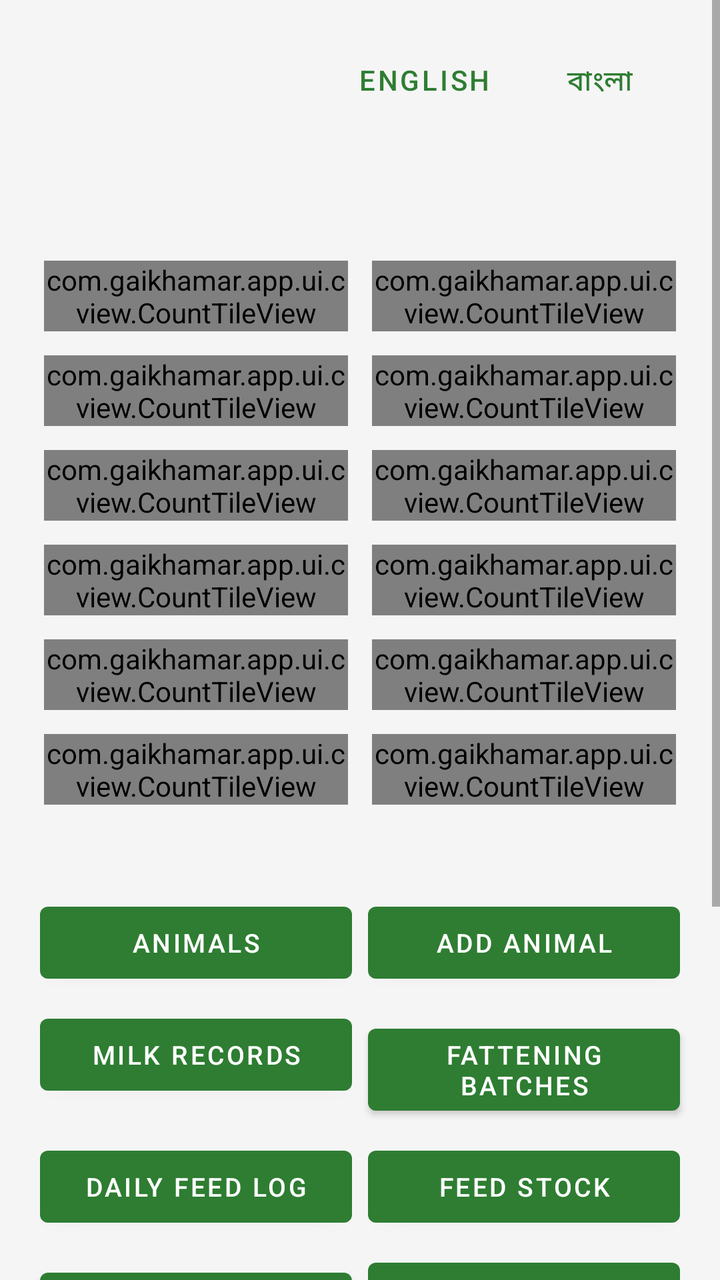
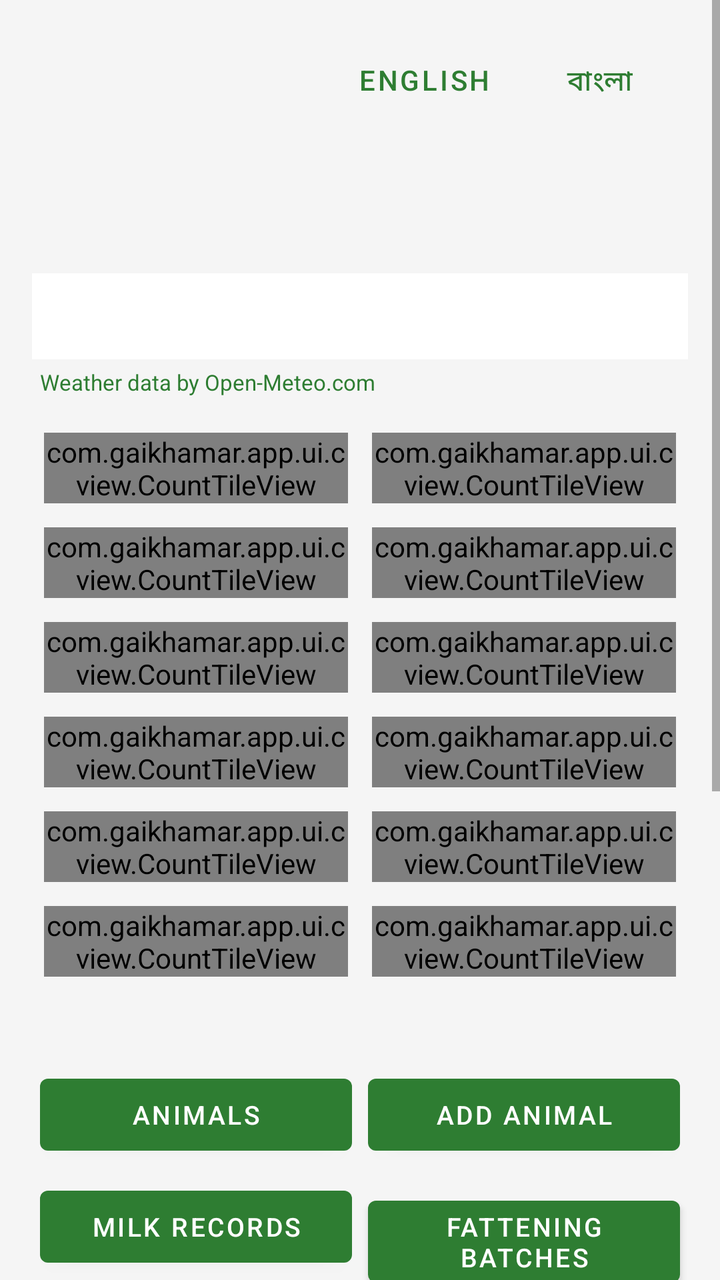

Before-and-after screenshots of an Android layout around one commit, followed by the original layout XML and the change that was made.
<!-- AndroidManifest.xml: application theme Theme.GaiKhamar -->
<!-- res/layout/activity_main.xml -->
<?xml version="1.0" encoding="utf-8"?>
<ScrollView xmlns:android="http://schemas.android.com/apk/res/android"
    xmlns:app="http://schemas.android.com/apk/res-auto"
    android:layout_width="match_parent"
    android:layout_height="match_parent"
    android:background="@color/grey_100">

    <LinearLayout
        android:layout_width="match_parent"
        android:layout_height="wrap_content"
        android:orientation="vertical"
        android:padding="16dp">

        <LinearLayout
            android:layout_width="match_parent"
            android:layout_height="wrap_content"
            android:gravity="end"
            android:orientation="horizontal">

            <com.google.android.material.button.MaterialButton
                android:id="@+id/btnEnglish"
                style="@style/Widget.MaterialComponents.Button.TextButton"
                android:layout_width="wrap_content"
                android:layout_height="wrap_content"
                android:text="@string/lang_english" />

            <com.google.android.material.button.MaterialButton
                android:id="@+id/btnBangla"
                style="@style/Widget.MaterialComponents.Button.TextButton"
                android:layout_width="wrap_content"
                android:layout_height="wrap_content"
                android:text="@string/lang_bangla" />
        </LinearLayout>

        <TextView
            android:id="@+id/tvWelcome"
            android:layout_width="wrap_content"
            android:layout_height="wrap_content"
            android:textColor="@color/green_900"
            android:textSize="22sp"
            android:textStyle="bold" />

        <TextView
            android:id="@+id/tvFarm"
            android:layout_width="wrap_content"
            android:layout_height="wrap_content"
            android:layout_marginBottom="12dp" />

        <TextView
            android:id="@+id/tvSystemBanner"
            android:layout_width="match_parent"
            android:layout_height="wrap_content"
            android:layout_marginBottom="8dp"
            android:background="@color/amber_700"
            android:padding="12dp"
            android:textColor="@color/black"
            android:visibility="gone" />

        <TextView
            android:id="@+id/tvLowStockWarning"
            android:layout_width="match_parent"
            android:layout_height="wrap_content"
            android:layout_marginBottom="8dp"
            android:background="@color/red_100"
            android:padding="12dp"
            android:textColor="@color/red_600"
            android:textStyle="bold"
            android:visibility="gone" />

        <GridLayout
            android:layout_width="match_parent"
            android:layout_height="wrap_content"
            android:columnCount="2">

            <com.gaikhamar.app.ui.cview.CountTileView
                android:id="@+id/tileTotal"
                android:layout_width="0dp"
                android:layout_height="wrap_content"
                android:layout_columnWeight="1"
                android:layout_margin="6dp"
                app:tileLabel="@string/total" />

            <com.gaikhamar.app.ui.cview.CountTileView
                android:id="@+id/tileBeef"
                android:layout_width="0dp"
                android:layout_height="wrap_content"
                android:layout_columnWeight="1"
                android:layout_margin="6dp"
                app:tileLabel="@string/beef" />

            <com.gaikhamar.app.ui.cview.CountTileView
                android:id="@+id/tileDairy"
                android:layout_width="0dp"
                android:layout_height="wrap_content"
                android:layout_columnWeight="1"
                android:layout_margin="6dp"
                app:tileLabel="@string/dairy" />

            <com.gaikhamar.app.ui.cview.CountTileView
                android:id="@+id/tileCalf"
                android:layout_width="0dp"
                android:layout_height="wrap_content"
                android:layout_columnWeight="1"
                android:layout_margin="6dp"
                app:tileLabel="@string/calves" />

            <com.gaikhamar.app.ui.cview.CountTileView
                android:id="@+id/tilePregnant"
                android:layout_width="0dp"
                android:layout_height="wrap_content"
                android:layout_columnWeight="1"
                android:layout_margin="6dp"
                app:tileLabel="@string/pregnant" />

            <com.gaikhamar.app.ui.cview.CountTileView
                android:id="@+id/tileSick"
                android:layout_width="0dp"
                android:layout_height="wrap_content"
                android:layout_columnWeight="1"
                android:layout_margin="6dp"
                app:tileLabel="@string/sick" />

            <com.gaikhamar.app.ui.cview.CountTileView
                android:id="@+id/tileMilkToday"
                android:layout_width="0dp"
                android:layout_height="wrap_content"
                android:layout_columnWeight="1"
                android:layout_margin="6dp"
                app:tileLabel="@string/milk_today" />

            <com.gaikhamar.app.ui.cview.CountTileView
                android:id="@+id/tileFeedToday"
                android:layout_width="0dp"
                android:layout_height="wrap_content"
                android:layout_columnWeight="1"
                android:layout_margin="6dp"
                app:tileLabel="@string/feed_today" />

            <com.gaikhamar.app.ui.cview.CountTileView
                android:id="@+id/tileCalvingSoon"
                android:layout_width="0dp"
                android:layout_height="wrap_content"
                android:layout_columnWeight="1"
                android:layout_margin="6dp"
                app:tileLabel="@string/calving_soon" />

            <com.gaikhamar.app.ui.cview.CountTileView
                android:id="@+id/tileLowStock"
                android:layout_width="0dp"
                android:layout_height="wrap_content"
                android:layout_columnWeight="1"
                android:layout_margin="6dp"
                app:tileLabel="@string/low_stock" />

            <com.gaikhamar.app.ui.cview.CountTileView
                android:id="@+id/tileVaccines"
                android:layout_width="0dp"
                android:layout_height="wrap_content"
                android:layout_columnWeight="1"
                android:layout_margin="6dp"
                app:tileLabel="@string/vaccines_due" />

            <com.gaikhamar.app.ui.cview.CountTileView
                android:id="@+id/tileProfit"
                android:layout_width="0dp"
                android:layout_height="wrap_content"
                android:layout_columnWeight="1"
                android:layout_margin="6dp"
                app:tileLabel="@string/profit_month" />
        </GridLayout>

        <TextView
            android:id="@+id/tvCostPerAnimal"
            android:layout_width="match_parent"
            android:layout_height="wrap_content"
            android:layout_marginStart="6dp"
            android:layout_marginTop="8dp"
            android:textColor="@color/green_900"
            android:textStyle="bold" />

        <GridLayout
            android:layout_width="match_parent"
            android:layout_height="wrap_content"
            android:layout_marginTop="8dp"
            android:columnCount="2">

            <com.google.android.material.button.MaterialButton
                android:id="@+id/btnAnimals"
                android:layout_width="0dp"
                android:layout_height="wrap_content"
                android:layout_columnWeight="1"
                android:layout_margin="4dp"
                android:text="@string/animals"
                android:textSize="13sp" />

            <com.google.android.material.button.MaterialButton
                android:id="@+id/btnAddAnimal"
                android:layout_width="0dp"
                android:layout_height="wrap_content"
                android:layout_columnWeight="1"
                android:layout_margin="4dp"
                android:text="@string/add_animal"
                android:textSize="13sp" />

            <com.google.android.material.button.MaterialButton
                android:id="@+id/btnMilk"
                android:layout_width="0dp"
                android:layout_height="wrap_content"
                android:layout_columnWeight="1"
                android:layout_margin="4dp"
                android:text="@string/milk_records"
                android:textSize="13sp" />

            <com.google.android.material.button.MaterialButton
                android:id="@+id/btnBatches"
                android:layout_width="0dp"
                android:layout_height="wrap_content"
                android:layout_columnWeight="1"
                android:layout_margin="4dp"
                android:text="@string/batches"
                android:textSize="13sp" />

            <com.google.android.material.button.MaterialButton
                android:id="@+id/btnFeedLog"
                android:layout_width="0dp"
                android:layout_height="wrap_content"
                android:layout_columnWeight="1"
                android:layout_margin="4dp"
                android:text="@string/feed_log"
                android:textSize="13sp" />

            <com.google.android.material.button.MaterialButton
                android:id="@+id/btnFeedStock"
                android:layout_width="0dp"
                android:layout_height="wrap_content"
                android:layout_columnWeight="1"
                android:layout_margin="4dp"
                android:text="@string/feed_stock"
                android:textSize="13sp" />

            <com.google.android.material.button.MaterialButton
                android:id="@+id/btnVaccines"
                android:layout_width="0dp"
                android:layout_height="wrap_content"
                android:layout_columnWeight="1"
                android:layout_margin="4dp"
                android:text="@string/vaccines"
                android:textSize="13sp" />

            <com.google.android.material.button.MaterialButton
                android:id="@+id/btnFinance"
                android:layout_width="0dp"
                android:layout_height="wrap_content"
                android:layout_columnWeight="1"
                android:layout_margin="4dp"
                android:text="@string/finance"
                android:textSize="13sp" />

            <com.google.android.material.button.MaterialButton
                android:id="@+id/btnCustomers"
                android:layout_width="0dp"
                android:layout_height="wrap_content"
                android:layout_columnWeight="1"
                android:layout_margin="4dp"
                android:text="@string/customers"
                android:textSize="13sp" />

            <com.google.android.material.button.MaterialButton
                android:id="@+id/btnProfitReport"
                android:layout_width="0dp"
                android:layout_height="wrap_content"
                android:layout_columnWeight="1"
                android:layout_margin="4dp"
                android:text="@string/profit_report"
                android:textSize="13sp" />

            <com.google.android.material.button.MaterialButton
                android:id="@+id/btnContacts"
                android:layout_width="0dp"
                android:layout_height="wrap_content"
                android:layout_columnWeight="1"
                android:layout_margin="4dp"
                android:text="@string/contacts"
                android:textSize="13sp" />

            <com.google.android.material.button.MaterialButton
                android:id="@+id/btnMonitor"
                android:layout_width="0dp"
                android:layout_height="wrap_content"
                android:layout_columnWeight="1"
                android:layout_margin="4dp"
                android:text="@string/monitor_start"
                android:textSize="13sp" />
        </GridLayout>

        <com.google.android.material.button.MaterialButton
            android:id="@+id/btnLogout"
            style="@style/Widget.MaterialComponents.Button.OutlinedButton"
            android:layout_width="match_parent"
            android:layout_height="56dp"
            android:layout_marginTop="12dp"
            android:text="@string/logout" />
    </LinearLayout>
</ScrollView>
<!-- resources referenced by this layout -->
<resources>
  <color name="amber_700">#FFA000</color>
  <color name="black">#FF000000</color>
  <color name="green_900">#1B5E20</color>
  <color name="grey_100">#F5F5F5</color>
  <color name="red_100">#FFEBEE</color>
  <color name="red_600">#E53935</color>
  <string name="add_animal">Add animal</string>
  <string name="animals">Animals</string>
  <string name="batches">Fattening batches</string>
  <string name="beef">Beef</string>
  <string name="calves">Calves</string>
  <string name="calving_soon">Calving soon</string>
  <string name="contacts">Contacts</string>
  <string name="customers">Milk customers</string>
  <string name="dairy">Dairy</string>
  <string name="feed_log">Daily feed log</string>
  <string name="feed_stock">Feed stock</string>
  <string name="feed_today">Feed today (kg)</string>
  <string name="finance">Finance</string>
  <string name="lang_bangla">বাংলা</string>
  <string name="lang_english">English</string>
  <string name="logout">Logout</string>
  <string name="low_stock">Low stock</string>
  <string name="milk_records">Milk records</string>
  <string name="milk_today">Milk today (L)</string>
  <string name="monitor_start">Start farm monitor</string>
  <string name="pregnant">Pregnant</string>
  <string name="profit_month">Profit this month (৳)</string>
  <string name="profit_report">Profit report</string>
  <string name="sick">Sick</string>
  <string name="total">Total</string>
  <string name="vaccines">Vaccination schedule</string>
  <string name="vaccines_due">Vaccines due</string>
  <style name="Theme.GaiKhamar" parent="Theme.MaterialComponents.Light.NoActionBar">
          <item name="colorPrimary">@color/green_700</item>
          <item name="colorPrimaryVariant">@color/green_900</item>
          <item name="colorOnPrimary">@color/white</item>
          <item name="colorSecondary">@color/amber_700</item>
          <item name="colorOnSecondary">@color/black</item>
          <item name="android:statusBarColor">@color/green_900</item>
      </style>
  <color name="green_700">#2E7D32</color>
  <color name="white">#FFFFFFFF</color>
</resources>

<!-- the commit's change to res/layout/activity_main.xml (unified diff, before → after) -->
@@ -43,8 +43,14 @@
         <TextView
             android:id="@+id/tvFarm"
             android:layout_width="wrap_content"
-            android:layout_height="wrap_content"
-            android:layout_marginBottom="12dp" />
+            android:layout_height="wrap_content" />
+
+        <TextView
+            android:id="@+id/tvSyncStatus"
+            android:layout_width="wrap_content"
+            android:layout_height="wrap_content"
+            android:layout_marginBottom="8dp"
+            android:textSize="12sp" />
 
         <TextView
             android:id="@+id/tvSystemBanner"
@@ -67,7 +73,28 @@
             android:textStyle="bold"
             android:visibility="gone" />
 
+        <TextView
+            android:id="@+id/tvWeather"
+            android:layout_width="match_parent"
+            android:layout_height="wrap_content"
+            android:background="@color/white"
+            android:clickable="true"
+            android:focusable="true"
+            android:lineSpacingExtra="4dp"
+            android:padding="12dp" />
+
+        <TextView
+            android:id="@+id/tvWeatherCredit"
+            android:layout_width="wrap_content"
+            android:layout_height="wrap_content"
+            android:layout_marginBottom="8dp"
+            android:padding="4dp"
+            android:text="@string/w_credit"
+            android:textColor="@color/green_700"
+            android:textSize="11sp" />
+
         <GridLayout
+            android:id="@+id/tileGrid"
             android:layout_width="match_parent"
             android:layout_height="wrap_content"
             android:columnCount="2">
@@ -179,6 +206,7 @@
             android:textStyle="bold" />
 
         <GridLayout
+            android:id="@+id/buttonGrid"
             android:layout_width="match_parent"
             android:layout_height="wrap_content"
             android:layout_marginTop="8dp"
@@ -284,10 +312,20 @@
                 android:textSize="13sp" />
 
             <com.google.android.material.button.MaterialButton
+                android:id="@+id/btnMore"
+                android:layout_width="0dp"
+                android:layout_height="wrap_content"
+                android:layout_columnWeight="1"
+                android:layout_margin="4dp"
+                android:text="@string/more"
+                android:textSize="13sp" />
+
+            <com.google.android.material.button.MaterialButton
                 android:id="@+id/btnMonitor"
                 android:layout_width="0dp"
                 android:layout_height="wrap_content"
-                android:layout_columnWeight="1"
+                android:layout_columnSpan="2"
+                android:layout_columnWeight="2"
                 android:layout_margin="4dp"
                 android:text="@string/monitor_start"
                 android:textSize="13sp" />
<!-- resource entries referenced after the edit -->
@@ -26,6 +26,7 @@
   <string name="milk_records">Milk records</string>
   <string name="milk_today">Milk today (L)</string>
   <string name="monitor_start">Start farm monitor</string>
+  <string name="more">More</string>
   <string name="pregnant">Pregnant</string>
   <string name="profit_month">Profit this month (৳)</string>
   <string name="profit_report">Profit report</string>
@@ -33,6 +34,7 @@
   <string name="total">Total</string>
   <string name="vaccines">Vaccination schedule</string>
   <string name="vaccines_due">Vaccines due</string>
+  <string name="w_credit">Weather data by Open-Meteo.com</string>
   <style name="Theme.GaiKhamar" parent="Theme.MaterialComponents.Light.NoActionBar">
           <item name="colorPrimary">@color/green_700</item>
           <item name="colorPrimaryVariant">@color/green_900</item>
